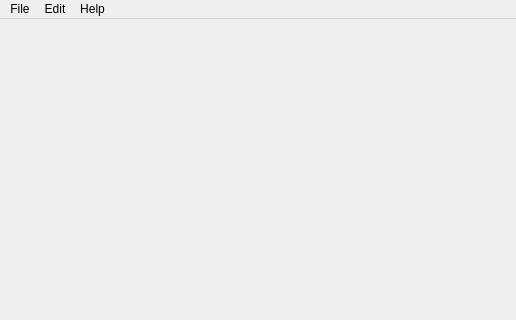
Before: the Qt Designer form forms/MainWindow.ui in ThomasEscalle/WombatAutoRig, drawn with Qt 5; both pictures show x 0 to 516 and y 0 to 320 of the 516 by 670 pixel window.
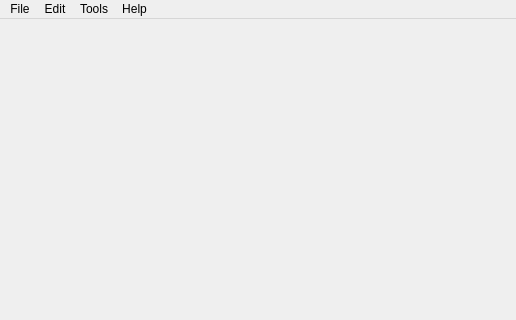
After: the same form once the commit is applied.

Commit message: Added the shelf tool to the main window

```diff
--- a/forms/MainWindow.ui
+++ b/forms/MainWindow.ui
@@ -97,8 +97,15 @@
     </property>
     <addaction name="actionPreferences"/>
    </widget>
+   <widget class="QMenu" name="menuTools">
+    <property name="title">
+     <string>Tools</string>
+    </property>
+    <addaction name="actionAdd_to_shelf"/>
+   </widget>
    <addaction name="menuFile"/>
    <addaction name="menuEdit"/>
+   <addaction name="menuTools"/>
    <addaction name="menuHelp"/>
   </widget>
   <widget class="QStatusBar" name="statusbar"/>
```
Left out of the diff: 5 changed lines with no effect on the pictures. The commit also changes 4 other files.
